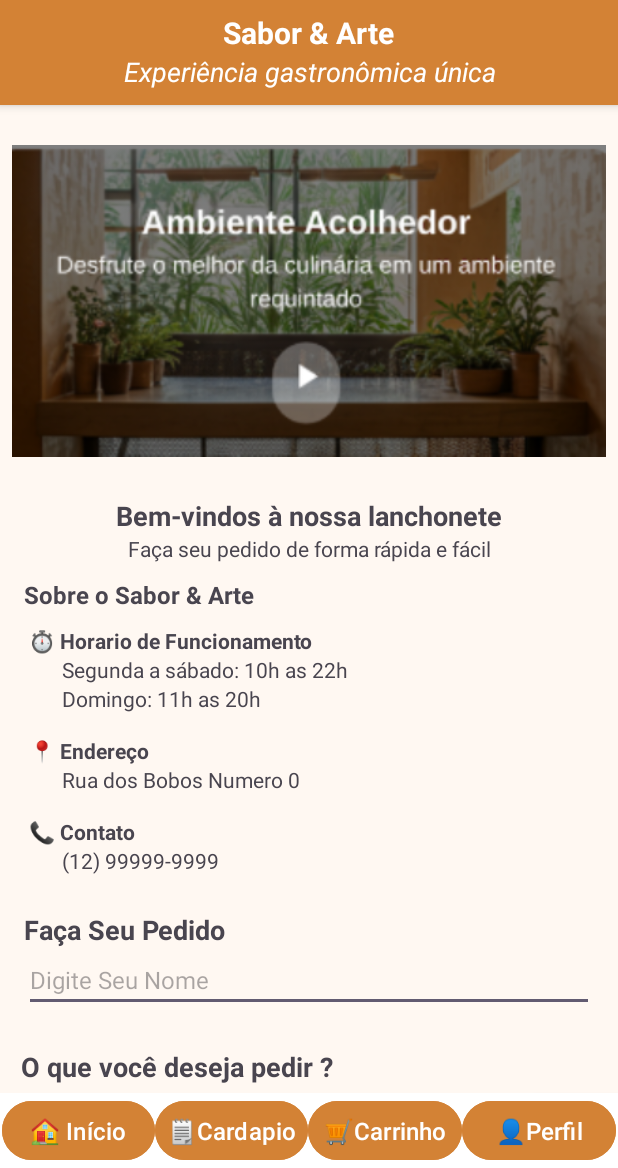
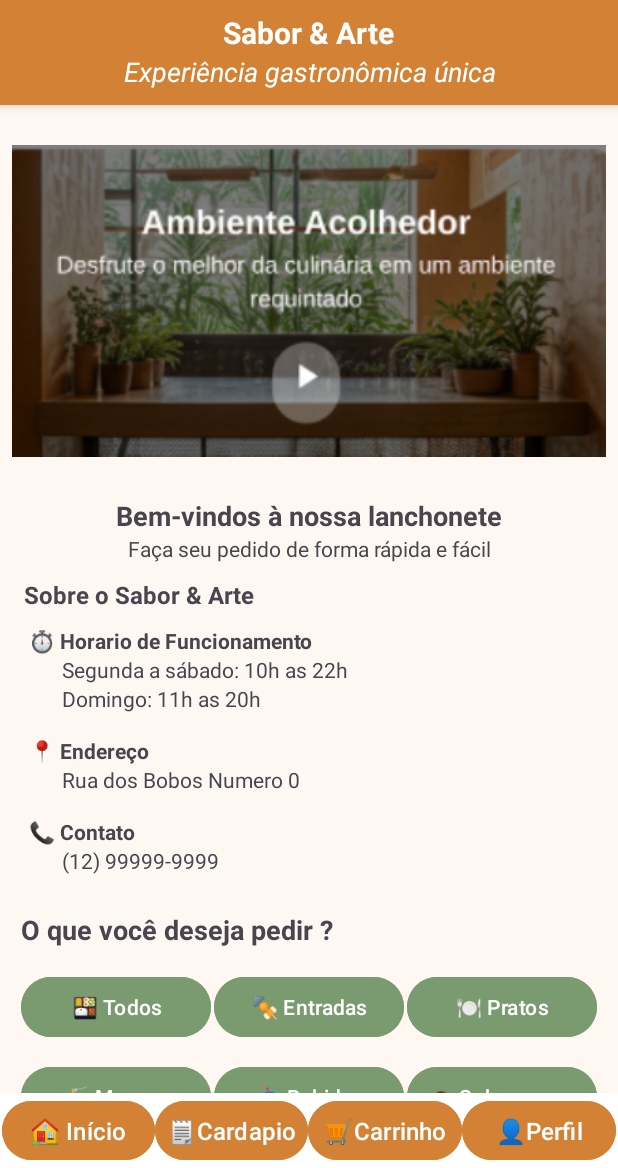
Before and after one commit to yasminalves16/first-app-mobile, an Android app: the screen it shows after launch (MainActivity before the commit, HomePage after it), on a phone screen of 412 x 824 dp, the part 68-1236 px from its top. Run offline under Robolectric (Android 15) with nearby library versions, the phone set to English and light mode, and no system bars.

Commit message:
feat: new pages

```diff
--- a/app/src/main/AndroidManifest.xml
+++ b/app/src/main/AndroidManifest.xml
@@ -12,7 +12,9 @@
         android:supportsRtl="true"
         android:theme="@style/Theme.AulasPraticas"
         tools:targetApi="31">
-
+        <activity
+            android:name=".Login"
+            android:exported="false" />
         <activity
             android:name=".Cardapio"
             android:exported="false" />
@@ -22,9 +24,11 @@
         <activity
             android:name=".Perfil"
             android:exported="false" />
-
         <activity
-            android:name=".MainActivity"
+            android:name=".Calculadora"
+            android:exported="false" />
+        <activity
+            android:name=".HomePage"
             android:exported="true">
             <intent-filter>
                 <action android:name="android.intent.action.MAIN" />
--- a/app/src/main/java/com/example/aulaspraticas/Cardapio.java
+++ b/app/src/main/java/com/example/aulaspraticas/Cardapio.java
@@ -2,7 +2,6 @@
 
 import android.content.Intent;
 import android.os.Bundle;
-import android.util.Log;
 import android.view.View;
 import android.widget.Button;
 
@@ -21,7 +20,7 @@
         botaoIrInicio.setOnClickListener(new View.OnClickListener() {
             @Override
             public void onClick(View v){
-                Intent intent = new Intent(Cardapio.this, MainActivity.class);
+                Intent intent = new Intent(Cardapio.this, HomePage.class);
                 startActivity(intent);
             }
         });
--- a/app/src/main/java/com/example/aulaspraticas/Carrinho.java
+++ b/app/src/main/java/com/example/aulaspraticas/Carrinho.java
@@ -20,7 +20,7 @@
         botaoIrInicio.setOnClickListener(new View.OnClickListener() {
             @Override
             public void onClick(View v){
-                Intent intent = new Intent(Carrinho.this, MainActivity.class);
+                Intent intent = new Intent(Carrinho.this, HomePage.class);
                 startActivity(intent);
             }
         });
--- a/app/src/main/java/com/example/aulaspraticas/MainActivity.java
+++ b/app/src/main/java/com/example/aulaspraticas/HomePage.java
@@ -7,17 +7,14 @@
 
 import androidx.activity.EdgeToEdge;
 import androidx.appcompat.app.AppCompatActivity;
-import androidx.core.graphics.Insets;
-import androidx.core.view.ViewCompat;
-import androidx.core.view.WindowInsetsCompat;
 
-public class MainActivity extends AppCompatActivity {
+public class HomePage extends AppCompatActivity {
 
     @Override
     protected void onCreate(Bundle savedInstanceState) {
         super.onCreate(savedInstanceState);
         EdgeToEdge.enable(this);
-        setContentView(R.layout.activity_main);
+        setContentView(R.layout.homepage);
 
         Button botaoIrCardapioAll = findViewById(R.id.botao_todos);
         Button botaoIrCardapioEntradas = findViewById(R.id.botao_entradas);
@@ -33,7 +30,7 @@
         botaoIrCardapioAll.setOnClickListener(new View.OnClickListener() {
             @Override
             public void onClick(View v){
-                Intent intent = new Intent(MainActivity.this, Cardapio.class);
+                Intent intent = new Intent(HomePage.this, Cardapio.class);
                 startActivity(intent);
             }
         });
@@ -41,7 +38,7 @@
         botaoIrCardapioEntradas.setOnClickListener(new View.OnClickListener() {
             @Override
             public void onClick(View v){
-                Intent intent = new Intent(MainActivity.this, Cardapio.class);
+                Intent intent = new Intent(HomePage.this, Cardapio.class);
                 startActivity(intent);
             }
         });
@@ -49,7 +46,7 @@
         botaoIrCardapioPratosPrincipais.setOnClickListener(new View.OnClickListener() {
             @Override
             public void onClick(View v){
-                Intent intent = new Intent(MainActivity.this, Cardapio.class);
+                Intent intent = new Intent(HomePage.this, Cardapio.class);
                 startActivity(intent);
             }
         });
@@ -57,7 +54,7 @@
         botaoIrCardapioMassas.setOnClickListener(new View.OnClickListener() {
             @Override
             public void onClick(View v){
-                Intent intent = new Intent(MainActivity.this, Cardapio.class);
+                Intent intent = new Intent(HomePage.this, Cardapio.class);
                 startActivity(intent);
             }
         });
@@ -65,7 +62,7 @@
         botaoIrCardapioBebidas.setOnClickListener(new View.OnClickListener() {
             @Override
             public void onClick(View v){
-                Intent intent = new Intent(MainActivity.this, Cardapio.class);
+                Intent intent = new Intent(HomePage.this, Cardapio.class);
                 startActivity(intent);
             }
         });
@@ -73,7 +70,7 @@
         botaoIrCardapioSobremesas.setOnClickListener(new View.OnClickListener() {
             @Override
             public void onClick(View v){
-                Intent intent = new Intent(MainActivity.this, Cardapio.class);
+                Intent intent = new Intent(HomePage.this, Cardapio.class);
                 startActivity(intent);
             }
         });
@@ -81,7 +78,7 @@
         botaoIrCardapio.setOnClickListener(new View.OnClickListener() {
             @Override
             public void onClick(View v){
-                Intent intent = new Intent(MainActivity.this, Cardapio.class);
+                Intent intent = new Intent(HomePage.this, Cardapio.class);
                 startActivity(intent);
             }
         });
@@ -89,7 +86,7 @@
         botaoIrCarrinho.setOnClickListener(new View.OnClickListener() {
             @Override
             public void onClick(View v){
-                Intent intent = new Intent(MainActivity.this, Carrinho.class);
+                Intent intent = new Intent(HomePage.this, Carrinho.class);
                 startActivity(intent);
             }
         });
@@ -97,7 +94,7 @@
         botaoIrPerfil.setOnClickListener(new View.OnClickListener() {
             @Override
             public void onClick(View v){
-                Intent intent = new Intent(MainActivity.this, Perfil.class);
+                Intent intent = new Intent(HomePage.this, Perfil.class);
                 startActivity(intent);
             }
         });
--- a/app/src/main/java/com/example/aulaspraticas/Perfil.java
+++ b/app/src/main/java/com/example/aulaspraticas/Perfil.java
@@ -20,7 +20,7 @@
         botaoIrInicio.setOnClickListener(new View.OnClickListener() {
             @Override
             public void onClick(View v){
-                Intent intent = new Intent(Perfil.this, MainActivity.class);
+                Intent intent = new Intent(Perfil.this, HomePage.class);
                 startActivity(intent);
             }
         });
--- a/app/src/main/res/layout/activity_main.xml
+++ b/app/src/main/res/layout/homepage.xml
@@ -6,7 +6,7 @@
     android:layout_width="match_parent"
     android:layout_height="match_parent"
     android:background="@color/background_bege"
-    tools:context=".MainActivity">
+    tools:context=".HomePage">
 
     <ScrollView
         android:id="@+id/main_scroll"
@@ -194,36 +194,6 @@
 
 
             <LinearLayout
-                android:id="@+id/order_name_layout"
-                android:layout_width="match_parent"
-                android:layout_height="wrap_content"
-                android:orientation="vertical"
-                android:layout_marginTop="24dp"
-                android:paddingStart="16dp"
-                android:paddingEnd="16dp">
-
-                <TextView
-                    android:id="@+id/textView13"
-                    android:layout_width="match_parent"
-                    android:layout_height="wrap_content"
-                    android:text="Faça Seu Pedido"
-                    android:textSize="18sp"
-                    android:textStyle="bold"
-                    tools:ignore="HardcodedText" />
-
-                <EditText
-                    android:id="@+id/editTextText"
-                    android:layout_width="match_parent"
-                    android:layout_height="wrap_content"
-                    android:ems="10"
-                    android:inputType="text"
-                    android:hint="Digite Seu Nome"
-                    android:textSize="16sp"
-                    tools:ignore="Autofill,HardcodedText" />
-            </LinearLayout>
-
-
-            <LinearLayout
                 android:id="@+id/order_buttons_layout"
                 android:layout_width="match_parent"
                 android:layout_height="wrap_content"
```
Also changed, not shown: app/src/main/java/com/example/aulaspraticas/Calculadora.java (+60 -1 lines), app/src/main/java/com/example/aulaspraticas/Login.java (added, +24 -0 lines), app/src/main/res/layout/calculadora.xml (+42 -14 lines), app/src/main/res/layout/login.xml (added, +10 -0 lines).
